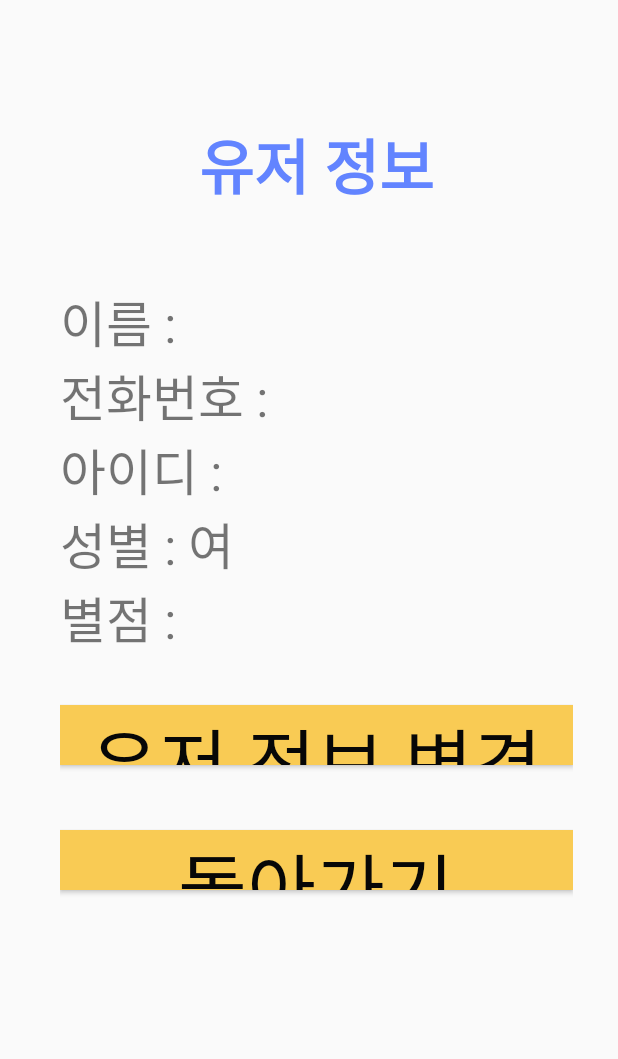
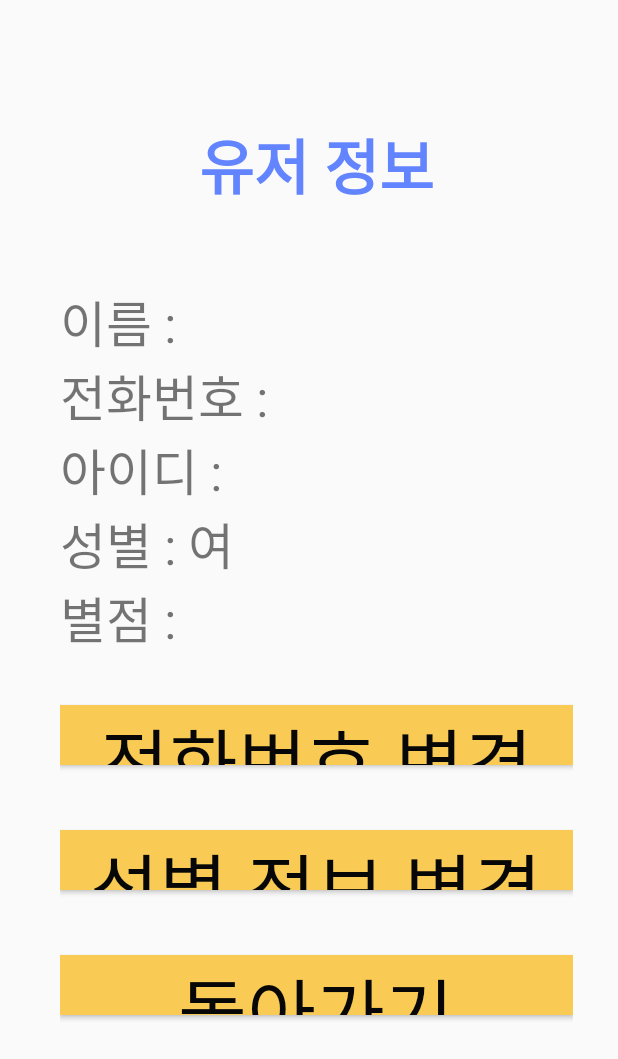
Before and after one commit to mimino01/TeamProject1-team-5, an Android app: the InfomationActivity screen opened directly, with no data from a screen before it, on a phone screen of 412 x 824 dp. Shown: the top 1059 px of the screen. Run offline under Robolectric (Android 15) with nearby library versions, the phone set to English and light mode, and no system bars; 5 statements that could not run were skipped.

Commit message:
유저 정보 각각 수정 가능하게 변경

```diff
--- a/app/src/main/java/com/example/myapplication/Activity/Infomation/InfomationActivity.java
+++ b/app/src/main/java/com/example/myapplication/Activity/Infomation/InfomationActivity.java
@@ -21,7 +21,7 @@ import java.util.Arrays;
 
 public class InfomationActivity extends AppCompatActivity {
     TextView name, id, phone, gender, rank;
-    Button submit, back;
+    Button changePhone, changeGender, back;
     String[] req = new String[10];
     String intentId;
     ServerComponent server;
@@ -36,7 +36,8 @@ public class InfomationActivity extends AppCompatActivity {
         phone = findViewById(R.id.phoneTextView);
         gender = findViewById(R.id.genderTextView);
         rank = findViewById(R.id.rankTextView);
-        submit = findViewById(R.id.buttonSubmit);
+        changePhone = findViewById(R.id.buttonPhoneChange);
+        changeGender = findViewById(R.id.buttonChangeGender);
         back = findViewById(R.id.buttonReturn);
 
         Intent getIntent = getIntent();
@@ -65,9 +66,17 @@ public class InfomationActivity extends AppCompatActivity {
             gender.setText(gender.getText().toString() + "여");
         }
 
-        submit.setOnClickListener(view -> {
+        changeGender.setOnClickListener(view -> {
             Intent intent = new Intent(this, EditSignActivity.class);
             intent.putExtra("userid", intentId);
+            intent.putExtra("type","gender");
+            startActivity(intent);
+        });
+
+        changePhone.setOnClickListener(view -> {
+            Intent intent = new Intent(this, EditSignActivity.class);
+            intent.putExtra("userid", intentId);
+            intent.putExtra("type","phone");
             startActivity(intent);
         });
 
--- a/app/src/main/res/layout/activity_infomation.xml
+++ b/app/src/main/res/layout/activity_infomation.xml
@@ -67,12 +67,21 @@
                 android:ems="11"/>
 
             <Button
-                android:id="@+id/buttonSubmit"
-                android:layout_width="match_parent"
+                android:id="@+id/buttonPhoneChange"
+                android:layout_width="wrap_content"
                 android:layout_height="40dp"
                 android:layout_marginBottom="10dp"
                 android:layout_gravity="left"
-                android:text="유저 정보 변경"
+                android:text="전화번호 변경"
+                style="@style/BUTTEN_STYLE"/>
+
+            <Button
+                android:id="@+id/buttonChangeGender"
+                android:layout_width="wrap_content"
+                android:layout_height="40dp"
+                android:layout_marginBottom="10dp"
+                android:layout_gravity="left"
+                android:text="성별 정보 변경"
                 style="@style/BUTTEN_STYLE"/>
 
             <Button
```
Also changed, not shown: app/src/main/java/com/example/myapplication/Activity/EditSign/EditSignActivity.java (+26 -9 lines), 7 other files.
